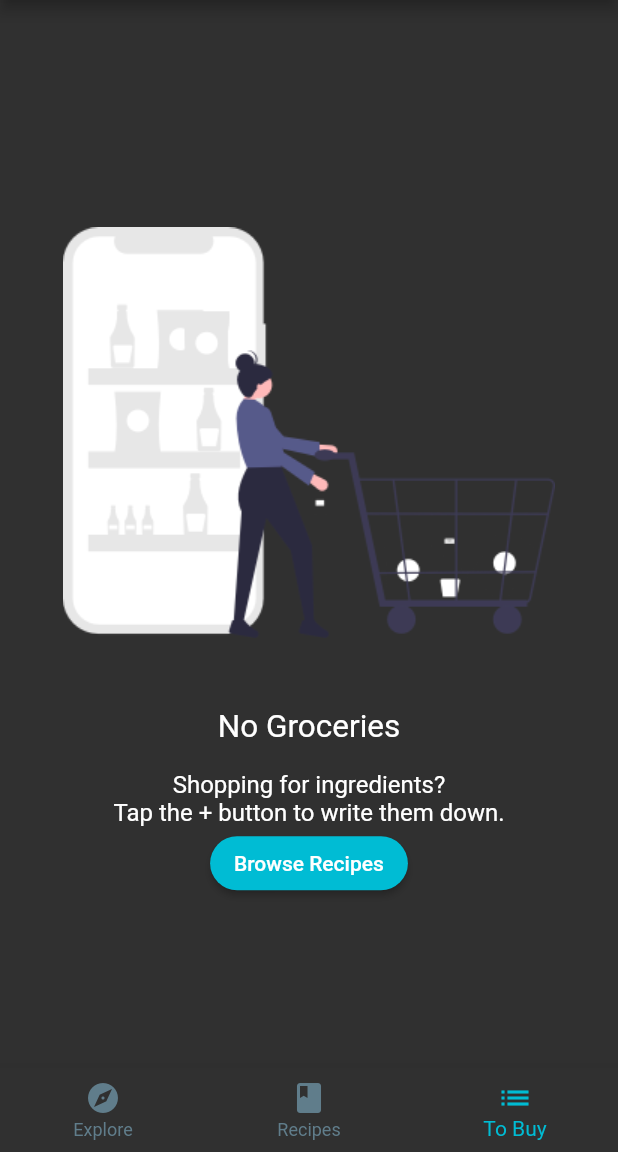
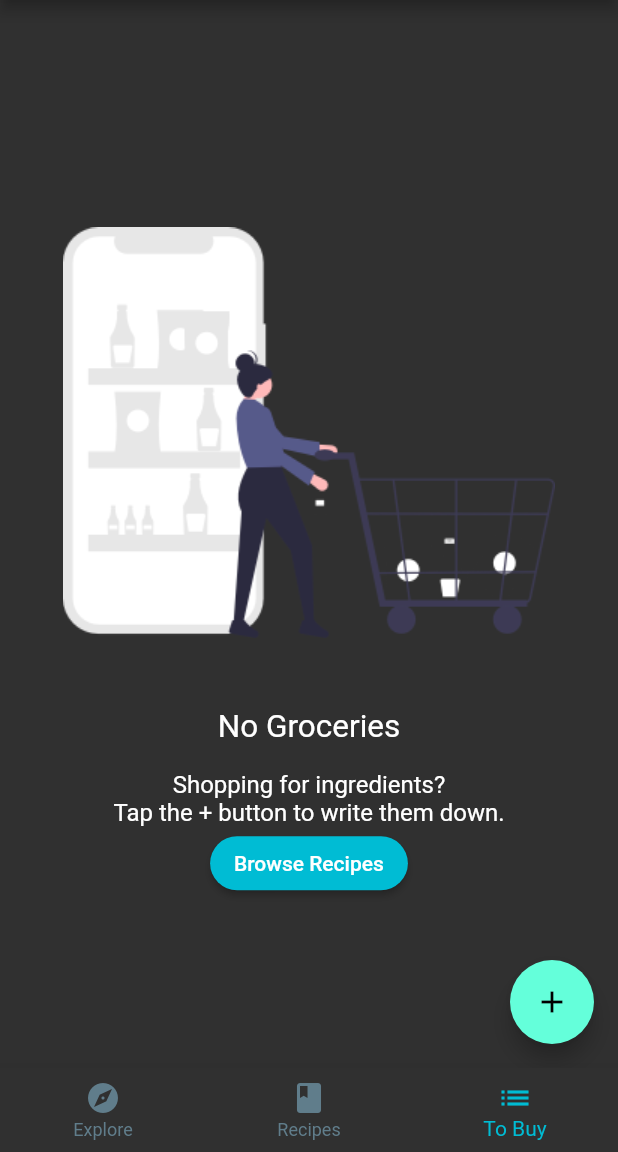
Before and after one commit to aribyusronha/fooderlich, a Flutter app: the screen it shows after launch, item 3 of the bottom bar chosen, on a phone screen of 412 x 824 dp, the part 84-1236 px from its top. Run offline on Flutter 3.47's test engine with Material 2 defaults, Android fonts, the phone set to English and light mode, and no system bars; our stand-ins replace google_fonts; missing offline and left inert: dart:js.

Commit message:
Modul Praktikum 6 - Add Grocery Screen

```diff
--- a/lib/screens/grocery_screen.dart
+++ b/lib/screens/grocery_screen.dart
@@ -1,14 +1,38 @@
+import 'dart:js';
+
 import 'package:flutter/material.dart';
 import 'package:fooderlich/models/models.dart';
-import 'empty_grocery_screen.dart';
+import 'package:fooderlich/screens/empty_grocery_screen.dart';
+import 'package:provider/provider.dart';
+import '../models/models.dart';
 
 class GroceryScreen extends StatelessWidget{
-    const GroceryScreen ({Key? key}) : super(key: key);
+  const GroceryScreen({super.key});
 
-    @override
-    Widget build(BuildContext context) {
-        return const EmptyGroceryScreen();
+    Widget buildGroceryScreen(){
+        return Consumer<GroceryManager>(
+            builder: (context, manager, child) {
+                if (manager.groceryItems.isNotEmpty){
+                return Container();
+                }
+                else {
+                return const EmptyGroceryScreen();
+                }
+            }
+        );
     }
 
 
+  @override
+  Widget build(BuildContext context) {
+    return Scaffold(
+        floatingActionButton: FloatingActionButton(
+            onPressed: () {
+
+            },
+            child: const Icon(Icons.add),
+        ),
+        body: buildGroceryScreen(),
+    );
+  }
 }
```
